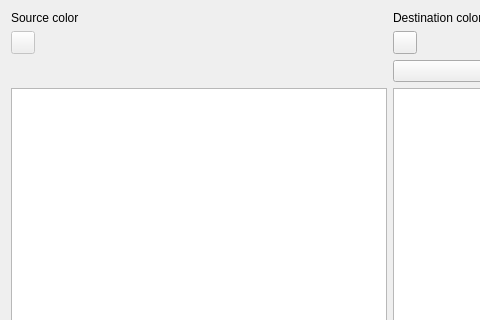
andrew-k-21-12/aioi3, file dialogbasecolorcorrection.ui: the form before one commit; both pictures show x 0 to 480 and y 0 to 320 of the 780 by 580 pixel window.
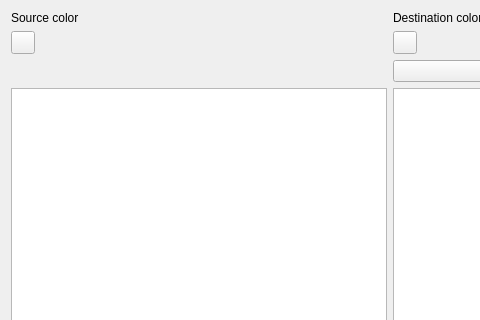
The form after the commit.

Diff of the .ui file:
```diff
--- a/dialogbasecolorcorrection.ui
+++ b/dialogbasecolorcorrection.ui
@@ -48,7 +48,7 @@
    <item row="3" column="0">
     <widget class="QToolButton" name="toolButton">
      <property name="enabled">
-      <bool>false</bool>
+      <bool>true</bool>
      </property>
      <property name="text">
       <string/>
```
